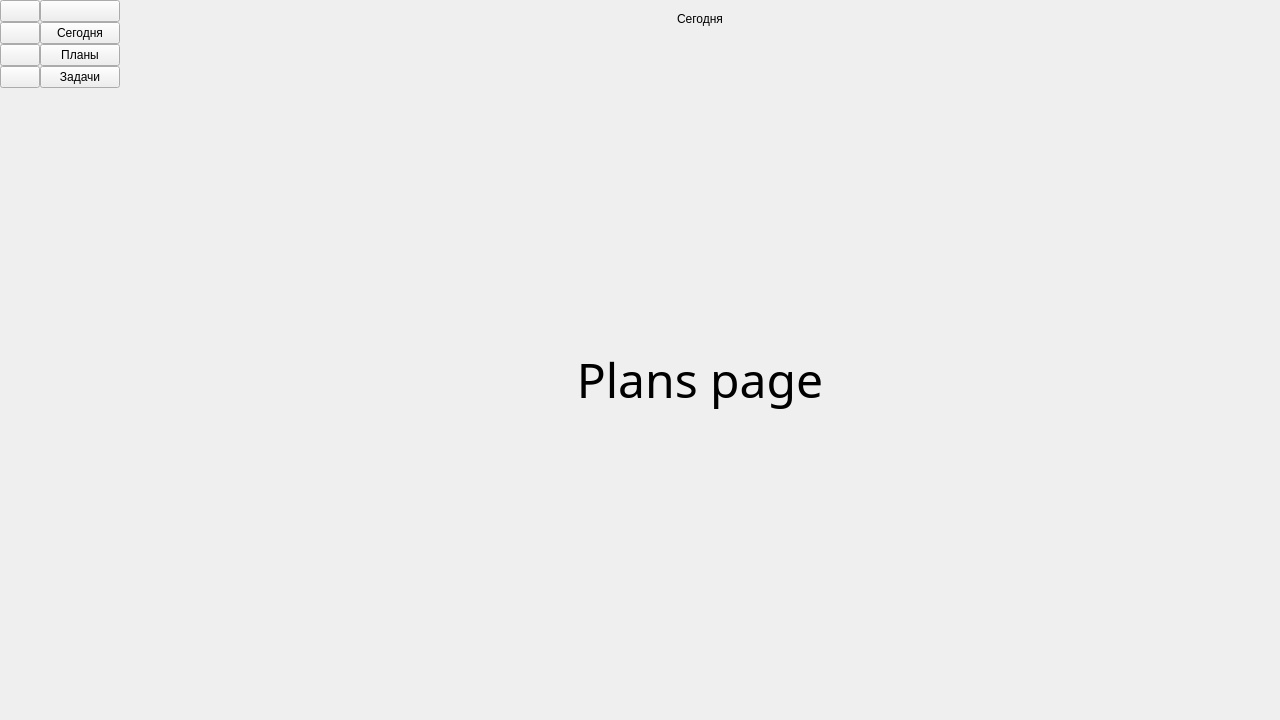
Above: mainwindow.ui from fnDxrk/ToDo_VPHAMI before the change. Below: the same form after it.
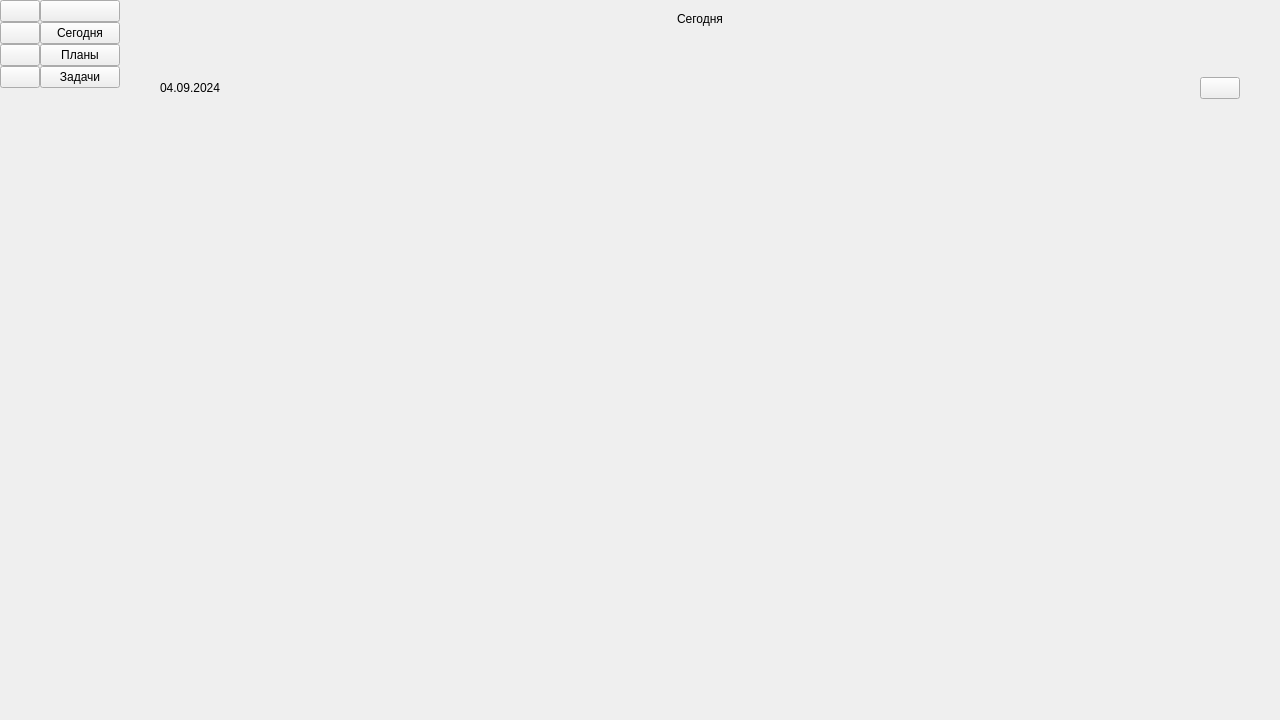
That is the form after the change. The open tabs and pages were chosen to show the change. Icons and pictures are not drawn.

Commit message: Add data widget for Plans page

```diff
--- a/mainwindow.ui
+++ b/mainwindow.ui
@@ -760,47 +760,99 @@
           </layout>
          </widget>
          <widget class="QWidget" name="plans_page">
-          <layout class="QGridLayout" name="gridLayout_2">
+          <layout class="QVBoxLayout" name="verticalLayout_7">
+           <property name="spacing">
+            <number>20</number>
+           </property>
            <property name="leftMargin">
-            <number>0</number>
+            <number>20</number>
            </property>
            <property name="topMargin">
-            <number>0</number>
+            <number>20</number>
            </property>
            <property name="rightMargin">
-            <number>0</number>
+            <number>20</number>
            </property>
            <property name="bottomMargin">
-            <number>0</number>
+            <number>20</number>
            </property>
-           <property name="spacing">
-            <number>0</number>
-           </property>
-           <item row="0" column="0">
-            <widget class="QLabel" name="label_2">
-             <property name="font">
-              <font>
-               <family>JetBrainsMono Nerd Font</family>
-               <pointsize>36</pointsize>
-              </font>
+           <item>
+            <widget class="QWidget" name="data_widget" native="true">
+             <property name="minimumSize">
+              <size>
+               <width>0</width>
+               <height>60</height>
+              </size>
              </property>
-             <property name="autoFillBackground">
-              <bool>false</bool>
-             </property>
-             <property name="text">
-              <string>Plans page</string>
-             </property>
-             <property name="scaledContents">
-              <bool>false</bool>
-             </property>
-             <property name="alignment">
-              <set>Qt::AlignCenter</set>
-             </property>
-             <property name="wordWrap">
-              <bool>false</bool>
-             </property>
+             <layout class="QHBoxLayout" name="horizontalLayout_8">
+              <property name="spacing">
+               <number>0</number>
+              </property>
+              <property name="leftMargin">
+               <number>20</number>
+              </property>
+              <property name="topMargin">
+               <number>0</number>
+              </property>
+              <property name="rightMargin">
+               <number>20</number>
+              </property>
+              <property name="bottomMargin">
+               <number>0</number>
+              </property>
+              <item>
+               <widget class="QLabel" name="data_text">
+                <property name="text">
+                 <string>04.09.2024</string>
+                </property>
+               </widget>
+              </item>
+              <item>
+               <spacer name="horizontalSpacer_11">
+                <property name="orientation">
+                 <enum>Qt::Horizontal</enum>
+                </property>
+                <property name="sizeHint" stdset="0">
+                 <size>
+                  <width>963</width>
+                  <height>20</height>
+                 </size>
+                </property>
+               </spacer>
+              </item>
+              <item>
+               <widget class="QPushButton" name="data_trash_button">
+                <property name="text">
+                 <string/>
+                </property>
+                <property name="icon">
+                 <iconset resource="resource.qrc">
+                  <normaloff>:/resource/icons/Trash.png</normaloff>:/resource/icons/Trash.png</iconset>
+                </property>
+                <property name="iconSize">
+                 <size>
+                  <width>20</width>
+                  <height>20</height>
+                 </size>
+                </property>
+               </widget>
+              </item>
+             </layout>
             </widget>
            </item>
+           <item>
+            <spacer name="verticalSpacer_4">
+             <property name="orientation">
+              <enum>Qt::Vertical</enum>
+             </property>
+             <property name="sizeHint" stdset="0">
+              <size>
+               <width>20</width>
+               <height>557</height>
+              </size>
+             </property>
+            </spacer>
+           </item>
           </layout>
          </widget>
          <widget class="QWidget" name="tasks_page">
```
Left out of the diff: 2 changed lines with no effect on the pictures. The commit also changes 1 other file.
